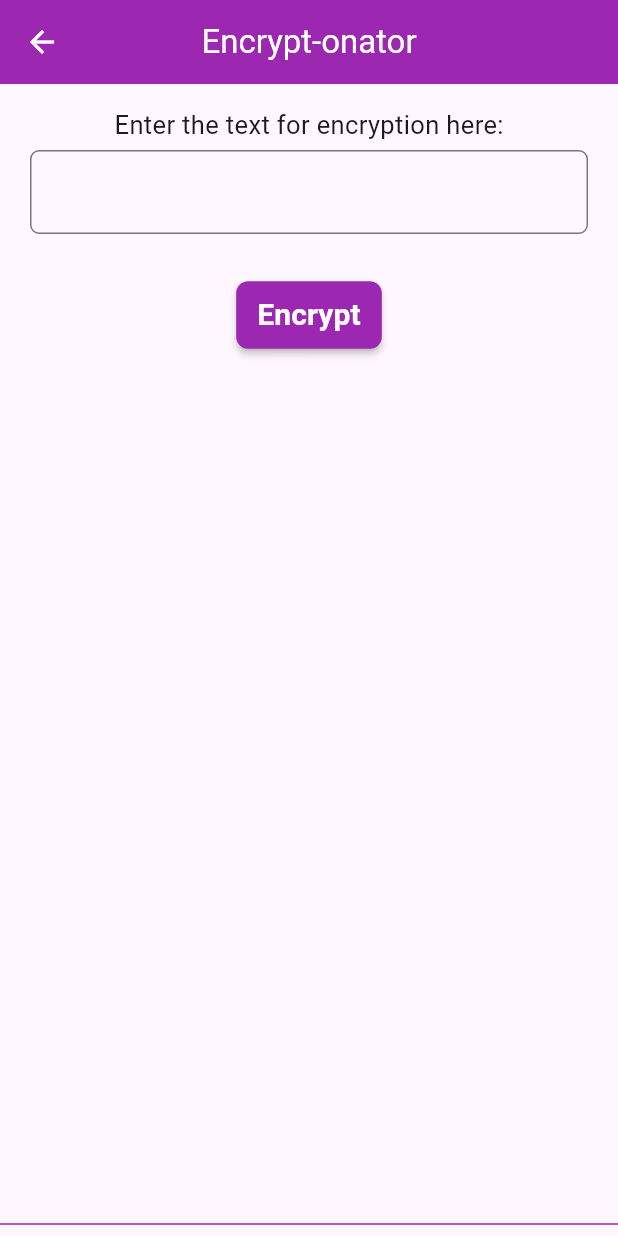
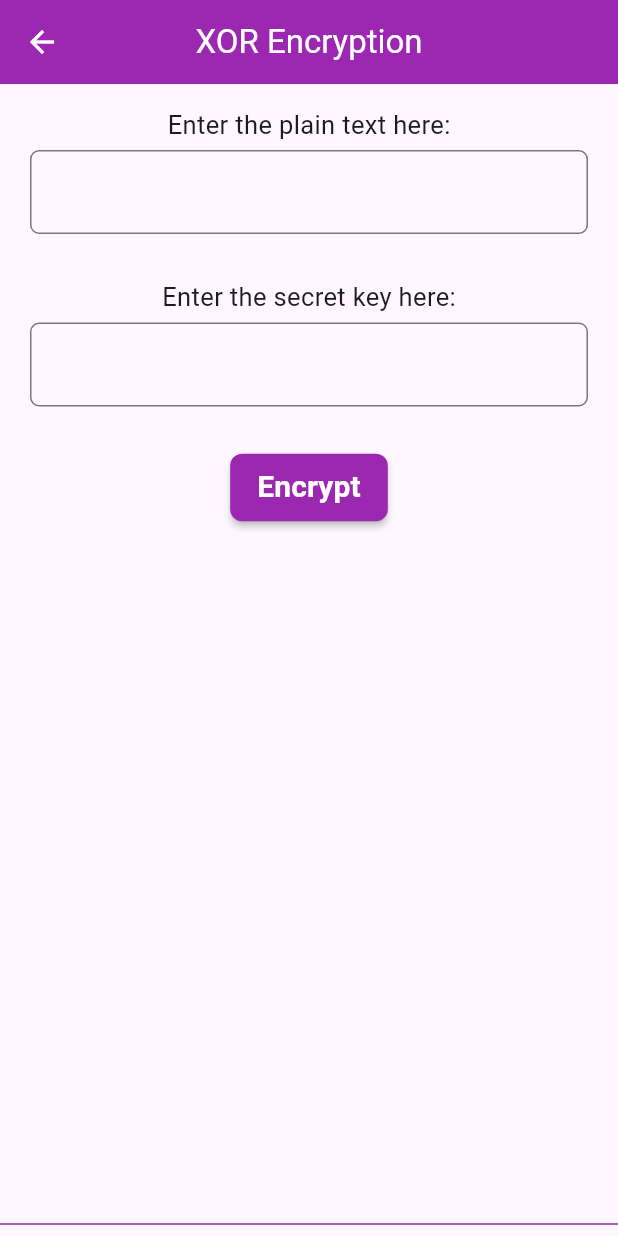
Before and after one commit to LordOlumide/encryptonator, a Flutter app: the screen it shows after launch, after a tap on "Encrypt Text", on a phone screen of 412 x 824 dp. Run offline on Flutter 3.47's test engine with Material 3 defaults, Android fonts, the phone set to English and light mode, and no system bars; missing offline and left inert: clipboard, encrypt.

Commit message:
Done with custom encryption

```diff
--- a/lib/screens/encrypt_screen.dart
+++ b/lib/archive/aes_encrypt_screen.dart
@@ -1,19 +1,19 @@
-import 'package:encryptonator/services/encryption_service.dart';
+import 'package:encryptonator/archive/aes_encryption_service.dart';
 import 'package:encryptonator/widgets/action_button_1.dart';
 import 'package:encryptonator/widgets/copiable_display.dart';
 import 'package:flutter/material.dart';
 
-class EncryptScreen extends StatefulWidget {
+class AESEncryptScreen extends StatefulWidget {
   static const screenId = 'home_screen';
 
-  const EncryptScreen({super.key});
+  const AESEncryptScreen({super.key});
 
   @override
-  State<EncryptScreen> createState() => _EncryptScreenState();
+  State<AESEncryptScreen> createState() => _AESEncryptScreenState();
 }
 
-class _EncryptScreenState extends State<EncryptScreen> {
-  final EncryptionService encryptionService = EncryptionService();
+class _AESEncryptScreenState extends State<AESEncryptScreen> {
+  final AESEncryptionService encryptionService = AESEncryptionService();
 
   final TextEditingController controller = TextEditingController();
 
@@ -34,7 +34,7 @@ class _EncryptScreenState extends State<EncryptScreen> {
         centerTitle: true,
         backgroundColor: Colors.purple,
         foregroundColor: Colors.white,
-        title: const Text('Encrypt-onator'),
+        title: const Text('AES Encryption'),
       ),
       body: Column(
         children: [
--- a/lib/services/encryption_service.dart
+++ b/lib/archive/aes_encryption_service.dart
@@ -1,11 +1,12 @@
 import 'package:encrypt/encrypt.dart' as encrypt;
 
-class EncryptionService {
-  static final EncryptionService _instance = EncryptionService._internal();
+class AESEncryptionService {
+  static final AESEncryptionService _instance =
+      AESEncryptionService._internal();
 
-  EncryptionService._internal();
+  AESEncryptionService._internal();
 
-  factory EncryptionService() {
+  factory AESEncryptionService() {
     return _instance;
   }
 
--- a/lib/main.dart
+++ b/lib/main.dart
@@ -1,5 +1,4 @@
-import 'package:encryptonator/screens/decrypt_screen.dart';
-import 'package:encryptonator/screens/encrypt_screen.dart';
+import 'package:encryptonator/screens/encryption_screen.dart';
 import 'package:encryptonator/screens/welcome_screen.dart';
 import 'package:flutter/material.dart';
 
@@ -19,8 +18,13 @@ class MyApp extends StatelessWidget {
       ),
       routes: {
         WelcomeScreen.screenId: (context) => const WelcomeScreen(),
-        EncryptScreen.screenId: (context) => const EncryptScreen(),
-        DecryptScreen.screenId: (context) => const DecryptScreen(),
+        CustomEncryptionScreen.screenId: (context) {
+          final args = ModalRoute.of(context)!.settings.arguments
+              as Map<String, dynamic>;
+
+          return CustomEncryptionScreen(
+              isEncryptNotDecrypt: args['isEncryptNotDecrypt']);
+        },
       },
       initialRoute: WelcomeScreen.screenId,
     );
--- a/lib/screens/decrypt_screen.dart
+++ b/lib/screens/encryption_screen.dart
@@ -1,41 +1,43 @@
-import 'package:encryptonator/services/encryption_service.dart';
+import 'package:encryptonator/services/custom_encryption_service.dart';
 import 'package:encryptonator/widgets/action_button_1.dart';
 import 'package:encryptonator/widgets/copiable_display.dart';
 import 'package:flutter/material.dart';
 
-class DecryptScreen extends StatefulWidget {
-  static const screenId = 'decrypt_screen';
+class CustomEncryptionScreen extends StatefulWidget {
+  static const String screenId = 'xor_screen';
 
-  const DecryptScreen({super.key});
+  final bool isEncryptNotDecrypt;
+
+  const CustomEncryptionScreen({super.key, required this.isEncryptNotDecrypt});
 
   @override
-  State<DecryptScreen> createState() => _DecryptScreenState();
+  State<CustomEncryptionScreen> createState() => _CustomEncryptionScreenState();
 }
 
-class _DecryptScreenState extends State<DecryptScreen> {
-  final EncryptionService encryptionService = EncryptionService();
-
-  final TextEditingController encryptedController = TextEditingController();
-  final TextEditingController ivController = TextEditingController();
+class _CustomEncryptionScreenState extends State<CustomEncryptionScreen> {
+  final TextEditingController textController = TextEditingController();
+  final TextEditingController keyController = TextEditingController();
 
   bool inDisplayMode = false;
-  String? decryptedText;
+  String? resultText;
 
   @override
   void dispose() {
-    encryptedController.dispose();
-    ivController.dispose();
+    textController.dispose();
+    keyController.dispose();
     super.dispose();
   }
 
   @override
   Widget build(BuildContext context) {
+    final bool isEncrypt = widget.isEncryptNotDecrypt;
+
     return Scaffold(
       appBar: AppBar(
         centerTitle: true,
         backgroundColor: Colors.purple,
         foregroundColor: Colors.white,
-        title: const Text('Encrypt-onator'),
+        title: Text('XOR ${isEncrypt ? 'Encryption' : 'Decryption'}'),
       ),
       body: Column(
         children: [
@@ -47,13 +49,15 @@ class _DecryptScreenState extends State<DecryptScreen> {
                 mainAxisAlignment: MainAxisAlignment.center,
                 children: [
                   const SizedBox(height: 15),
-                  const Text(
-                    'Enter the encrypted Base64 text for decryption here:',
-                    style: TextStyle(fontSize: 17),
+                  Text(
+                    isEncrypt
+                        ? 'Enter the plain text here:'
+                        : 'Enter the cipher text here:',
+                    style: const TextStyle(fontSize: 17),
                   ),
                   const SizedBox(height: 5),
                   TextField(
-                    controller: encryptedController,
+                    controller: textController,
                     maxLines: null,
                     decoration: InputDecoration(
                       border: OutlineInputBorder(
@@ -71,12 +75,12 @@ class _DecryptScreenState extends State<DecryptScreen> {
                   ),
                   const SizedBox(height: 30),
                   const Text(
-                    'Enter the Initialization Vector (IV) for decryption here:',
+                    'Enter the secret key here:',
                     style: TextStyle(fontSize: 17),
                   ),
                   const SizedBox(height: 5),
                   TextField(
-                    controller: ivController,
+                    controller: keyController,
                     maxLines: null,
                     decoration: InputDecoration(
                       border: OutlineInputBorder(
@@ -94,7 +98,10 @@ class _DecryptScreenState extends State<DecryptScreen> {
                   ),
                   const SizedBox(height: 30),
                   !inDisplayMode
-                      ? ActionButton1(text: 'Decrypt', onPressed: _decryptText)
+                      ? ActionButton1(
+                          text: isEncrypt ? 'Encrypt' : 'Decrypt',
+                          onPressed: _convertText,
+                        )
                       : const SizedBox.shrink(),
                   const SizedBox(height: 50),
                 ],
@@ -102,7 +109,7 @@ class _DecryptScreenState extends State<DecryptScreen> {
             ),
           ),
           const Divider(color: Colors.purple),
-          if (inDisplayMode && decryptedText != null)
+          if (inDisplayMode && resultText != null)
             Expanded(
               flex: 3,
               child: SingleChildScrollView(
@@ -110,12 +117,12 @@ class _DecryptScreenState extends State<DecryptScreen> {
                   mainAxisAlignment: MainAxisAlignment.center,
                   children: [
                     const SizedBox(height: 20),
-                    const Text(
-                      'Decrypted text:',
-                      style: TextStyle(fontSize: 17),
+                    Text(
+                      isEncrypt ? 'Encrypted text:' : 'Decrypted text:',
+                      style: const TextStyle(fontSize: 17),
                     ),
                     const SizedBox(height: 10),
-                    CopiableDisplay(text: decryptedText!),
+                    CopiableDisplay(text: resultText!),
                     const SizedBox(height: 30),
                   ],
                 ),
@@ -128,19 +135,27 @@ class _DecryptScreenState extends State<DecryptScreen> {
     );
   }
 
-  void _decryptText() {
+  void _convertText() {
     setState(() {
-      decryptedText = encryptionService.decryptData(
-        encryptedBase64: encryptedController.text,
-        ivBase64: ivController.text,
-      );
+      if (widget.isEncryptNotDecrypt) {
+        resultText = CustomEncryptionService.encrypt(
+          data: textController.text,
+          secret: keyController.text,
+        );
+      } else {
+        resultText = CustomEncryptionService.decrypt(
+          data: textController.text,
+          secret: keyController.text,
+        );
+      }
+      print(resultText);
       inDisplayMode = true;
     });
   }
 
   void _deactivateDisplayMode() {
     setState(() {
-      decryptedText = null;
+      resultText = null;
       inDisplayMode = false;
     });
   }
--- a/lib/screens/welcome_screen.dart
+++ b/lib/screens/welcome_screen.dart
@@ -1,7 +1,5 @@
-import 'package:encryptonator/environment.dart';
-import 'package:encryptonator/screens/decrypt_screen.dart';
-import 'package:encryptonator/screens/encrypt_screen.dart';
-import 'package:encryptonator/services/encryption_service.dart';
+import 'package:encryptonator/screens/encryption_screen.dart';
+import 'package:encryptonator/widgets/action_button_1.dart';
 import 'package:flutter/material.dart';
 
 class WelcomeScreen extends StatefulWidget {
@@ -15,12 +13,6 @@ class WelcomeScreen extends StatefulWidget {
 
 class _WelcomeScreenState extends State<WelcomeScreen> {
   @override
-  void initState() {
-    super.initState();
-    EncryptionService().init(Environment.encryptionKey);
-  }
-
-  @override
   Widget build(BuildContext context) {
     return Scaffold(
       body: Center(
@@ -29,7 +21,9 @@ class _WelcomeScreenState extends State<WelcomeScreen> {
           child: Column(
             mainAxisAlignment: MainAxisAlignment.center,
             children: [
-              const Text(
+              const Align(
+                alignment: Alignment.center,
+                child: Text(
                   'Welcome to the Encrypt-onator',
                   textAlign: TextAlign.center,
                   style: TextStyle(
@@ -38,41 +32,24 @@ class _WelcomeScreenState extends State<WelcomeScreen> {
                     color: Colors.purple,
                   ),
                 ),
-              const SizedBox(height: 50),
-              MaterialButton(
-                onPressed: () => _onEncryptPressed(context),
-                color: Colors.purple,
-                padding:
-                    const EdgeInsets.symmetric(horizontal: 14, vertical: 8),
-                shape: RoundedRectangleBorder(
-                  borderRadius: BorderRadius.circular(8),
               ),
-                child: const Text(
-                  'Encrypt Text',
+              const SizedBox(height: 30),
+              const Text(
+                'XOR Cipher',
                 style: TextStyle(
-                    fontSize: 20,
-                    fontWeight: FontWeight.w600,
-                    color: Colors.white,
+                  fontSize: 23,
+                  fontWeight: FontWeight.w500,
                 ),
               ),
+              const SizedBox(height: 15),
+              ActionButton1(
+                text: 'Encrypt Text',
+                onPressed: () => _onXOREncryptPressed(context, true),
               ),
-              const SizedBox(height: 30),
-              MaterialButton(
-                onPressed: () => _onDecryptPressed(context),
-                color: Colors.purple,
-                padding:
-                    const EdgeInsets.symmetric(horizontal: 14, vertical: 8),
-                shape: RoundedRectangleBorder(
-                  borderRadius: BorderRadius.circular(8),
-                ),
-                child: const Text(
-                  'Decrypt Text',
-                  style: TextStyle(
-                    fontSize: 20,
-                    fontWeight: FontWeight.w600,
-                    color: Colors.white,
-                  ),
-                ),
+              const SizedBox(height: 15),
+              ActionButton1(
+                text: 'Decrypt Text',
+                onPressed: () => _onXOREncryptPressed(context, false),
               ),
               const SizedBox(height: 30),
             ],
@@ -82,11 +59,11 @@ class _WelcomeScreenState extends State<WelcomeScreen> {
     );
   }
 
-  void _onEncryptPressed(BuildContext context) {
-    Navigator.pushNamed(context, EncryptScreen.screenId);
-  }
-
-  void _onDecryptPressed(BuildContext context) {
-    Navigator.pushNamed(context, DecryptScreen.screenId);
+  void _onXOREncryptPressed(BuildContext context, bool isEncryptNotDecrypt) {
+    Navigator.pushNamed(
+      context,
+      CustomEncryptionScreen.screenId,
+      arguments: {'isEncryptNotDecrypt': isEncryptNotDecrypt},
+    );
   }
 }
--- a/lib/widgets/action_button_1.dart
+++ b/lib/widgets/action_button_1.dart
@@ -11,7 +11,7 @@ class ActionButton1 extends StatelessWidget {
     return MaterialButton(
       onPressed: onPressed,
       color: Colors.purple,
-      padding: const EdgeInsets.symmetric(horizontal: 14, vertical: 8),
+      padding: const EdgeInsets.symmetric(horizontal: 18, vertical: 8),
       shape: RoundedRectangleBorder(borderRadius: BorderRadius.circular(8)),
       child: Text(
         text,
```
Also changed, not shown: lib/archive/aes_decrypt_screen.dart (added, +147 -0 lines), lib/services/custom_encryption_service.dart (added, +58 -0 lines), pubspec.yaml (+0 -38 lines), lib/archive/environment.dart (renamed from lib/environment.dart), 1 other file. Lines whose indentation alone changed are shown as unchanged.
